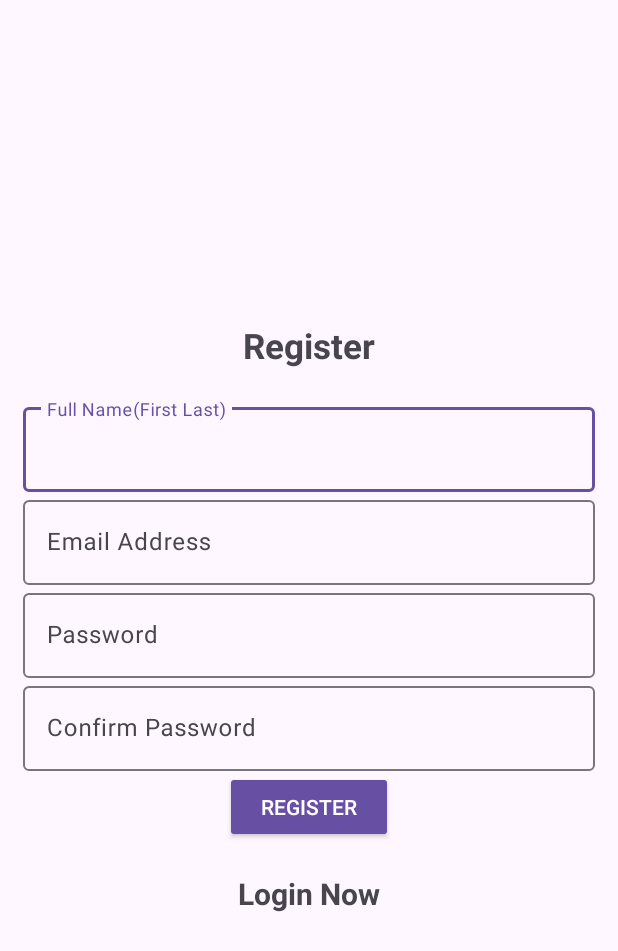
After one commit to kylelkhutoronto/cscb07project-planetze, an Android app: the Register screen opened directly, with no data from a screen before it, on a phone screen of 412 x 824 dp. The commit adds this screen. Shown: the top 951 px of the screen. Run offline under Robolectric (Android 15) with nearby library versions, the phone set to English and light mode, and no system bars; our stand-ins replace Firebase (no records; nobody signed in at launch, a user with empty details on screens opened directly).

Commit message:
Login, Registration, and MVP

```diff
--- /dev/null
+++ b/app/src/main/java/com/example/planetzeapplication/Register.java
@@ -0,0 +1,127 @@
+package com.example.planetzeapplication;
+
+import android.content.Intent;
+import android.os.Bundle;
+import android.text.TextUtils;
+import android.widget.Button;
+import android.widget.TextView;
+import android.widget.Toast;
+
+import androidx.annotation.Nullable;
+import androidx.appcompat.app.AppCompatActivity;
+
+import com.google.android.material.textfield.TextInputEditText;
+import com.google.firebase.auth.FirebaseAuth;
+import com.google.firebase.auth.FirebaseUser;
+import com.google.firebase.database.DatabaseReference;
+import com.google.firebase.database.FirebaseDatabase;
+
+import java.util.Objects;
+
+public class Register extends AppCompatActivity {
+    private TextInputEditText editTextFullName;
+    private TextInputEditText editTextEmail;
+    private TextInputEditText editTextPassword;
+    private TextInputEditText editTextConfirmPassword;
+    private FirebaseAuth mAuth;
+    private DatabaseReference databaseReference;
+
+    @Override
+    protected void onCreate(@Nullable Bundle savedInstanceState) {
+        super.onCreate(savedInstanceState);
+        setContentView(R.layout.activity_register);
+
+        // Initialize Firebase Authentication and Database
+        mAuth = FirebaseAuth.getInstance();
+        databaseReference = FirebaseDatabase.getInstance().getReference("Users");
+
+        editTextFullName = findViewById(R.id.full_name);
+        editTextEmail = findViewById(R.id.email_address1);
+        editTextPassword = findViewById(R.id.password1);
+        editTextConfirmPassword = findViewById(R.id.confirm_password);
+        Button registerButton = findViewById(R.id.register_btn2);
+        TextView loginNowTextView = findViewById(R.id.log_in_now);
+
+        registerButton.setOnClickListener(v -> userRegister());
+
+        loginNowTextView.setOnClickListener(v -> {
+            Intent intent = new Intent(Register.this, LoginView.class);
+            startActivity(intent);
+            finish();
+        });
+    }
+
+    private void userRegister() {
+        String fullName = Objects.requireNonNull(editTextFullName.getText()).toString().trim();
+        String email = Objects.requireNonNull(editTextEmail.getText()).toString().trim();
+        String password = Objects.requireNonNull(editTextPassword.getText()).toString().trim();
+        String confirmPassword = Objects.requireNonNull(editTextConfirmPassword.getText())
+                .toString()
+                .trim();
+
+        if (TextUtils.isEmpty(fullName)) {
+            editTextFullName.setError("Full Name cannot be empty");
+            return;
+        }
+        if (TextUtils.isEmpty(email)) {
+            editTextEmail.setError("Email Address cannot be empty");
+            return;
+        }
+        if (TextUtils.isEmpty(password)) {
+            editTextPassword.setError("Password cannot be empty");
+            return;
+        }
+        if (TextUtils.isEmpty(confirmPassword)) {
+            editTextConfirmPassword.setError("Confirm Password cannot be empty");
+            return;
+        }
+        if (!password.equals(confirmPassword)) {
+            editTextConfirmPassword.setError("Password does not match");
+            return;
+        }
+
+        mAuth.createUserWithEmailAndPassword(email, password)
+                .addOnCompleteListener(task -> {
+                    if (task.isSuccessful()) {
+                        FirebaseUser user = mAuth.getCurrentUser();
+
+                        if (user != null) {
+                            // Send email verification
+                            user.sendEmailVerification()
+                                    .addOnCompleteListener(verificationTask -> {
+                                        if (verificationTask.isSuccessful()) {
+                                            Toast.makeText(Register.this,
+                                                    "Please verify your email!",
+                                                    Toast.LENGTH_SHORT).show();
+
+                                            saveUserData(user.getUid(), fullName, email);
+
+                                            Intent intent = new Intent(Register.this,
+                                                    LoginView.class);
+                                            startActivity(intent);
+                                            finish();
+
+                                        } else {
+                                            Toast.makeText(Register.this,
+                                                    "Failed to send verification email!",
+                                                    Toast.LENGTH_SHORT).show();
+                                        }
+                                    });
+                        }
+                    }
+                });
+
+    }
+
+    private void saveUserData(String userId, String fullName, String email) {
+        User user = new User(fullName, email);
+
+        databaseReference.child(userId).setValue(user)
+                .addOnCompleteListener(task -> {
+                    if (!task.isSuccessful()) {
+                        Toast.makeText(Register.this,
+                                "User data successfully saved.", Toast.LENGTH_SHORT).show();
+                    }
+                });
+    }
+}
--- /dev/null
+++ b/app/src/main/res/layout/activity_register.xml
@@ -0,0 +1,86 @@
+<?xml version="1.0" encoding="utf-8"?>
+<LinearLayout xmlns:android="http://schemas.android.com/apk/res/android"
+    xmlns:tools="http://schemas.android.com/tools"
+    android:layout_width="match_parent"
+    android:layout_height="match_parent"
+    android:gravity="center"
+    android:orientation="vertical"
+    android:padding="15dp"
+    tools:context=".Register">
+
+    <TextView
+        android:text="@string/register"
+        android:textSize="23sp"
+        android:textStyle="bold"
+        android:gravity="center"
+        android:layout_marginBottom="20dp"
+        android:layout_width="match_parent"
+        android:layout_height="wrap_content" />
+    <com.google.android.material.textfield.TextInputLayout
+        android:layout_width="match_parent"
+        android:layout_height="wrap_content">
+
+        <com.google.android.material.textfield.TextInputEditText
+            android:id="@+id/full_name"
+            android:layout_width="match_parent"
+            android:layout_height="wrap_content"
+            android:hint="@string/full_name_first_last"
+            tools:ignore="VisualLintTextFieldSize,TextContrastCheck" />
+    </com.google.android.material.textfield.TextInputLayout>
+    <com.google.android.material.textfield.TextInputLayout
+        android:layout_width="match_parent"
+        android:layout_height="wrap_content">
+
+        <com.google.android.material.textfield.TextInputEditText
+            android:id="@+id/email_address1"
+            android:layout_width="match_parent"
+            android:layout_height="wrap_content"
+            android:hint="@string/email_address"
+            tools:ignore="VisualLintTextFieldSize,TextContrastCheck" />
+    </com.google.android.material.textfield.TextInputLayout>
+    <com.google.android.material.textfield.TextInputLayout
+        android:layout_width="match_parent"
+        android:layout_height="wrap_content">
+
+        <com.google.android.material.textfield.TextInputEditText
+            android:id="@+id/password1"
+            android:layout_width="match_parent"
+            android:layout_height="wrap_content"
+            android:hint="@string/password"
+            android:textColorHint="#546E7A"
+            tools:ignore="VisualLintTextFieldSize,TextContrastCheck" />
+    </com.google.android.material.textfield.TextInputLayout>
+    <com.google.android.material.textfield.TextInputLayout
+        android:layout_width="match_parent"
+        android:layout_height="wrap_content">
+
+        <com.google.android.material.textfield.TextInputEditText
+            android:id="@+id/confirm_password"
+            android:layout_width="match_parent"
+            android:layout_height="wrap_content"
+            android:hint="@string/confirm_password"
+            tools:ignore="VisualLintTextFieldSize,TextContrastCheck" />
+    </com.google.android.material.textfield.TextInputLayout>
+
+    <Button
+        android:id="@+id/register_btn2"
+        style="@style/Widget.AppCompat.Button"
+        android:layout_width="wrap_content"
+        android:layout_height="wrap_content"
+        android:text="@string/register"
+        tools:ignore="DuplicateSpeakableTextCheck" />
+
+    <TextView
+        android:id="@+id/log_in_now"
+        android:layout_width="120dp"
+        android:layout_height="wrap_content"
+        android:layout_marginTop="20dp"
+        android:gravity="center"
+        android:text="@string/login_now"
+        android:textSize="20sp"
+        android:textStyle="bold"
+        tools:ignore="TextSizeCheck" />
+
+
+
+</LinearLayout>
--- a/app/src/main/res/values/colors.xml
+++ b/app/src/main/res/values/colors.xml
@@ -2,4 +2,6 @@
 <resources>
     <color name="black">#FF000000</color>
     <color name="white">#FFFFFFFF</color>
+    <color name="screenBackground">#2196F3</color>
+    <color name="buttonBackground">#BBDEFB</color>
 </resources>
--- a/app/src/main/res/values/strings.xml
+++ b/app/src/main/res/values/strings.xml
@@ -1,3 +1,17 @@
 <resources>
     <string name="app_name">Planetze Application</string>
+    <string name="welcome_to_planetze">Welcome to Planetze</string>
+    <string name="login">Login</string>
+    <string name="register">Register</string>
+    <string name="log_in">Log In</string>
+    <string name="sign_up_register">Sign Up/Register</string>
+    <string name="email_address">Email Address</string>
+    <string name="password">Password</string>
+    <string name="confirm_password">Confirm Password</string>
+    <string name="full_name_first_last">Full Name(First Last)</string>
+    <string name="login_now">Login Now</string>
+    <string name="forgot_password">Forgot Password</string>
+    <string name="reset_your_password">Reset your password</string>
+    <string name="reset">RESET</string>
+    <string name="back">BACK</string>
 </resources>
--- a/build.gradle.kts
+++ b/build.gradle.kts
@@ -1,4 +1,7 @@
 // Top-level build file where you can add configuration options common to all sub-projects/modules.
 plugins {
     alias(libs.plugins.android.application) apply false
+
+    // Add the dependency for the Google services Gradle plugin
+    id("com.google.gms.google-services") version "4.4.2" apply false
 }
```
Also changed, not shown: app/build.gradle.kts (+10 -1 lines), app/src/main/AndroidManifest.xml (+13 -1 lines), app/src/main/java/com/example/planetzeapplication/LoginContract.java (added, +22 -0 lines), app/src/main/java/com/example/planetzeapplication/LoginModel.java (added, +22 -0 lines), app/src/main/java/com/example/planetzeapplication/LoginPresenter.java (added, +44 -0 lines), app/src/main/java/com/example/planetzeapplication/LoginView.java (added, +73 -0 lines), app/src/main/java/com/example/planetzeapplication/MainActivity.java (+1 -10 lines), app/src/main/java/com/example/planetzeapplication/Reset.java (added, +69 -0 lines), app/src/main/java/com/example/planetzeapplication/User.java (added, +23 -0 lines), app/src/main/java/com/example/planetzeapplication/Welcome.java (added, +32 -0 lines), app/src/main/res/layout/activity_login.xml (added, +69 -0 lines), app/src/main/res/layout/activity_reset.xml (added, +47 -0 lines), app/src/main/res/layout/activity_welcome.xml (added, +36 -0 lines), 1 other file.
